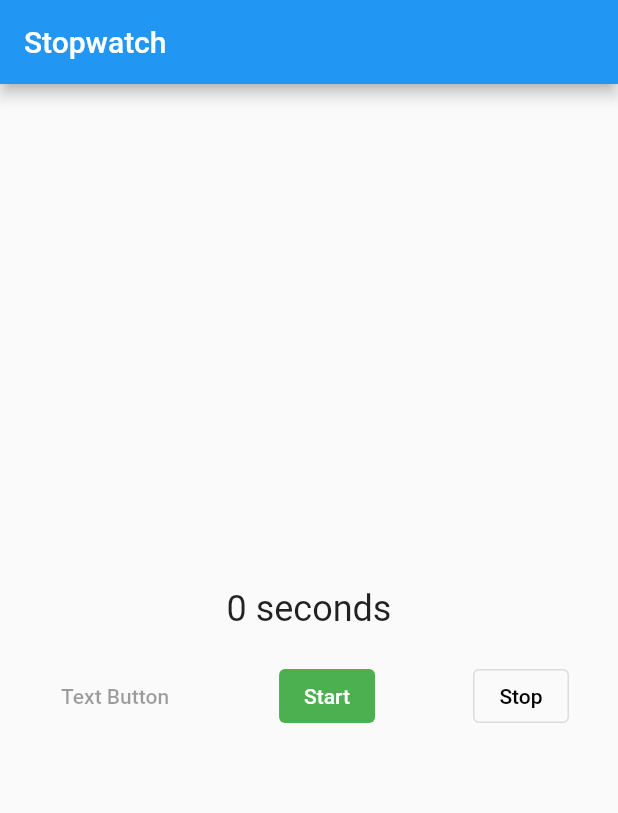
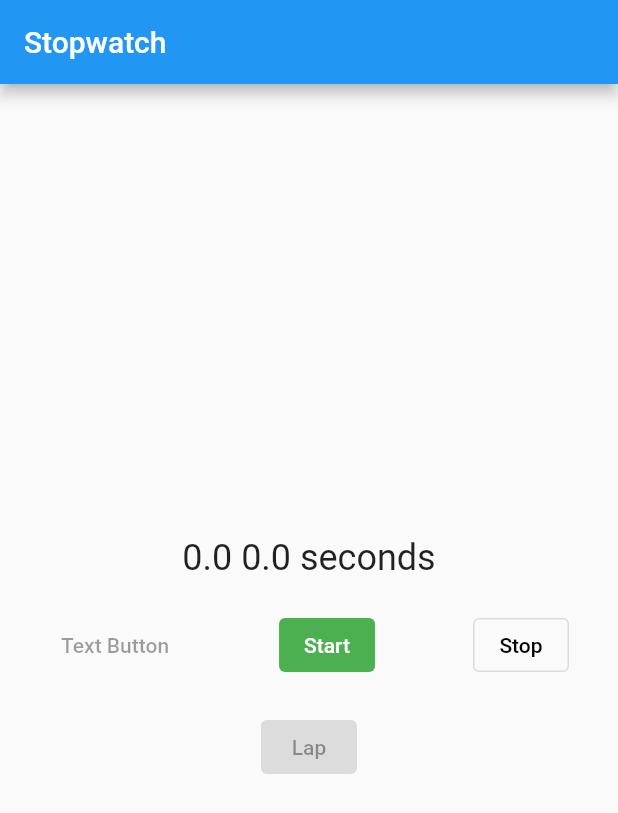
Before and after one commit to jessaleks/flutter_practice, a Flutter app: the screen it shows after launch, on a phone screen of 412 x 824 dp. Shown: the top 813 px of the screen. Run offline on Flutter 3.47's test engine with Material 2 defaults, Android fonts, the phone set to English and light mode, and no system bars.

Commit message:
added an additional button

```diff
--- a/lib/stopwatch.dart
+++ b/lib/stopwatch.dart
@@ -9,20 +9,20 @@ class StopWatch extends StatefulWidget {
 }
 
 class StopWatchState extends State<StopWatch> {
-  int seconds = 0;
+  int miliseconds = 0;
   Timer? timer;
   bool isTicking = true;
 
   void _onTick(Timer time) {
     setState(() {
-      ++seconds;
+      ++miliseconds;
     });
   }
 
   void _startTimer() {
     timer = Timer.periodic(const Duration(seconds: 1), _onTick);
     setState(() {
-      seconds = 0;
+      miliseconds = 0;
       isTicking = true;
     });
   }
@@ -35,7 +35,10 @@ class StopWatchState extends State<StopWatch> {
     });
   }
 
-  String _secondsText() => seconds == 1 ? 'second' : 'seconds';
+  String _secondsText() {
+    final seconds = miliseconds / 1000;
+    return '$seconds seconds';
+  }
 
   // making sure to dispose of the timer when we close the screen
   @override
@@ -53,7 +56,7 @@ class StopWatchState extends State<StopWatch> {
         body: Column(
           mainAxisAlignment: MainAxisAlignment.center,
           children: <Widget>[
-            Text('$seconds ${_secondsText()}',
+            Text('${miliseconds / 1000.0} ${_secondsText()}',
                 style: Theme.of(context).textTheme.headline5),
             const SizedBox(height: 20.0),
             Row(
@@ -81,6 +84,13 @@ class StopWatchState extends State<StopWatch> {
                           MaterialStateProperty.all<Color>(Colors.black)),
                 ),
               ],
+            ),
+            const SizedBox(height: 20.0),
+            const Center(
+              child: ElevatedButton(
+                child: Text("Lap"),
+                onPressed: null,
+              ),
             )
           ],
         ));
```
